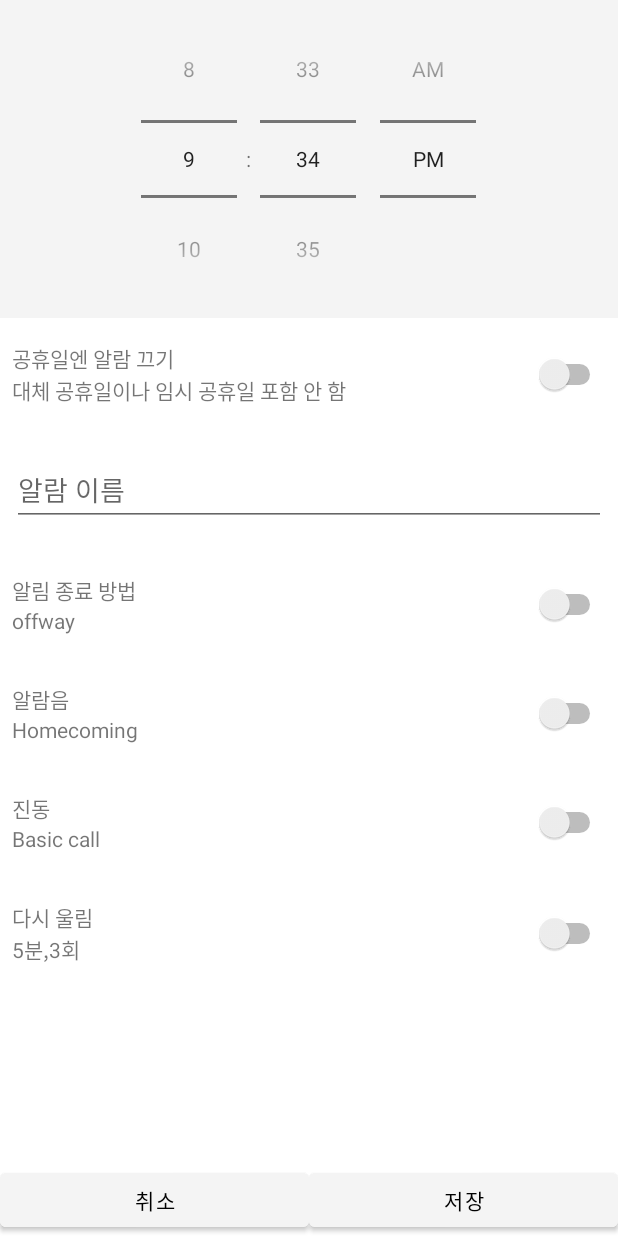
After one commit to Grusie/MiracleAlarm, an Android app: the CreateAlarmActivity screen opened directly, with no data from a screen before it, on a phone screen of 412 x 824 dp. The commit adds this screen. Run offline under Robolectric (Android 15) with nearby library versions, the phone set to English and light mode, and no system bars.

Commit message:
23.04.10
- 알람 생성 액티비티 구현
- 액티비티 간 데이터 전송 처리
- String값 임시 적용

```diff
--- a/app/src/main/AndroidManifest.xml
+++ b/app/src/main/AndroidManifest.xml
@@ -12,6 +12,9 @@
         android:theme="@style/Theme.MiracleAlarm"
         tools:targetApi="31">
         <activity
+            android:name=".CreateAlarmActivity"
+            android:exported="false" />
+        <activity
             android:name=".MainActivity"
             android:exported="true">
             <intent-filter>
--- a/app/src/main/java/com/example/miraclealarm/AlarmData.kt
+++ b/app/src/main/java/com/example/miraclealarm/AlarmData.kt
@@ -1,9 +1,56 @@
 package com.example.miraclealarm
+
+import android.os.Parcel
+import android.os.Parcelable
+
 
 data class AlarmData(
     val id : Int,
     var title : String?,
     var time : String,
     var date : String,
-    var flag : Boolean
-)
+    var flag : Boolean,
+    var sound : String,
+    var vibrate : String,
+    var off_way : String?,
+    var repeat : String?
+):Parcelable {
+    constructor(parcel: Parcel) : this(
+        parcel.readInt(),
+        parcel.readString(),
+        parcel.readString()?: "",
+        parcel.readString()?: "",
+        parcel.readByte() != 0.toByte(),
+        parcel.readString()?:"",
+        parcel.readString()?:"",
+        parcel.readString()?:"",
+        parcel.readString()?:""
+    ) {
+    }
+
+    override fun writeToParcel(parcel: Parcel, flags: Int) {
+        parcel.writeInt(id)
+        parcel.writeString(title)
+        parcel.writeString(time)
+        parcel.writeString(date)
+        parcel.writeByte(if (flag) 1 else 0)
+        parcel.writeString(sound)
+        parcel.writeString(vibrate)
+        parcel.writeString(off_way)
+        parcel.writeString(repeat)
+    }
+
+    override fun describeContents(): Int {
+        return 0
+    }
+
+    companion object CREATOR : Parcelable.Creator<AlarmData> {
+        override fun createFromParcel(parcel: Parcel): AlarmData {
+            return AlarmData(parcel)
+        }
+
+        override fun newArray(size: Int): Array<AlarmData?> {
+            return arrayOfNulls(size)
+        }
+    }
+}
--- /dev/null
+++ b/app/src/main/java/com/example/miraclealarm/Constant.kt
@@ -0,0 +1,7 @@
+package com.example.miraclealarm
+
+class Constant {
+    companion object {
+        val KEY_ALARM_DATA = "alarm_data_key"
+    }
+}
--- /dev/null
+++ b/app/src/main/java/com/example/miraclealarm/CreateAlarmActivity.kt
@@ -0,0 +1,38 @@
+package com.example.miraclealarm
+
+import android.content.Intent
+import androidx.appcompat.app.AppCompatActivity
+import android.os.Bundle
+import com.example.miraclealarm.databinding.ActivityCreateAlarmBinding
+
+class CreateAlarmActivity : AppCompatActivity() {
+    lateinit var binding: ActivityCreateAlarmBinding
+    override fun onCreate(savedInstanceState: Bundle?) {
+        super.onCreate(savedInstanceState)
+
+        binding = ActivityCreateAlarmBinding.inflate(layoutInflater)
+        setContentView(binding.root)
+
+        initUi()
+    }
+
+    private fun initUi() {
+        binding.apply {
+            btnSave.setOnClickListener {
+                val intent = Intent(this@CreateAlarmActivity, MainActivity::class.java).apply {
+                    val bundle = Bundle()
+                    bundle.putParcelable(
+                        Constant.KEY_ALARM_DATA,
+                        AlarmData(10, "asdgfghghjgj", "16:30", "23-04-11", true, "", "", null, null)
+                    )
+                    putExtra(Constant.KEY_ALARM_DATA, bundle)
+                }
+                setResult(RESULT_OK, intent)
+                finish()
+            }
+            btnCancel.setOnClickListener {
+                finish()
+            }
+        }
+    }
+}
--- a/app/src/main/java/com/example/miraclealarm/MainActivity.kt
+++ b/app/src/main/java/com/example/miraclealarm/MainActivity.kt
@@ -1,8 +1,12 @@
 package com.example.miraclealarm
 
+import android.content.Intent
 import androidx.appcompat.app.AppCompatActivity
 import android.os.Bundle
 import android.view.LayoutInflater
+import android.widget.Toast
+import androidx.activity.result.ActivityResult
+import androidx.activity.result.contract.ActivityResultContracts
 import androidx.recyclerview.widget.LinearLayoutManager
 import com.example.miraclealarm.databinding.ActivityMainBinding
 
@@ -12,16 +16,34 @@ class MainActivity : AppCompatActivity() {
     override fun onCreate(savedInstanceState: Bundle?) {
         super.onCreate(savedInstanceState)
         binding = ActivityMainBinding.inflate(layoutInflater)
+        initUi()
         setContentView(binding.root)
-        initUi()
     }
 
     private fun initUi() {
-        binding.apply{
+        binding.apply {
+            val intent = Intent(this@MainActivity, CreateAlarmActivity::class.java)
+            val createAlarmLauncher = registerForActivityResult(
+                ActivityResultContracts.StartActivityForResult()
+            ) { result: ActivityResult ->
+                if (result.resultCode == RESULT_OK) {
+                    val bundle = result.data?.extras?.getParcelable<Bundle>(Constant.KEY_ALARM_DATA)!!
+                    val addAlarm = bundle?.getParcelable<AlarmData>(Constant.KEY_ALARM_DATA)!!
+                    adapter.alarmList.add(addAlarm)
+                    adapter.notifyDataSetChanged()
+                }
+            }
+
             rvAlarmList.adapter = adapter
-            rvAlarmList.layoutManager = LinearLayoutManager(this@MainActivity, LinearLayoutManager.VERTICAL, false)
-            for(i in 0 until 10) {
-                adapter.alarmList.add(AlarmData(i, "asd", "16:30", "23-04-11", true))
+            rvAlarmList.layoutManager =
+                LinearLayoutManager(this@MainActivity, LinearLayoutManager.VERTICAL, false)
+            for (i in 0 until 10) {
+                adapter.alarmList.add(AlarmData(i, "asd", "16:30", "23-04-11", true, "","",null,null))
+            }
+
+            fbAlarmAdd.setOnClickListener {
+
+                createAlarmLauncher.launch(intent)
             }
         }
     }
--- /dev/null
+++ b/app/src/main/res/layout/activity_create_alarm.xml
@@ -0,0 +1,248 @@
+<?xml version="1.0" encoding="utf-8"?>
+<androidx.constraintlayout.widget.ConstraintLayout xmlns:android="http://schemas.android.com/apk/res/android"
+    xmlns:app="http://schemas.android.com/apk/res-auto"
+    xmlns:tools="http://schemas.android.com/tools"
+    android:layout_width="match_parent"
+    android:layout_height="match_parent"
+    tools:context=".CreateAlarmActivity">
+
+    <TimePicker
+        android:id="@+id/tp_alarm_time"
+        android:layout_width="match_parent"
+        android:layout_height="wrap_content"
+        android:background="@color/gray"
+        android:timePickerMode="spinner"
+        app:layout_constraintTop_toTopOf="parent" />
+
+    <androidx.core.widget.NestedScrollView
+        android:layout_width="match_parent"
+        android:layout_height="wrap_content"
+        app:layout_constraintTop_toBottomOf="@id/tp_alarm_time">
+
+        <androidx.constraintlayout.widget.ConstraintLayout
+            android:layout_width="match_parent"
+            android:layout_height="match_parent">
+
+            <ListView
+                android:id="@+id/lv_alarm_date"
+                android:layout_width="match_parent"
+                android:layout_height="wrap_content"
+                app:layout_constraintTop_toTopOf="parent" />
+
+            <androidx.constraintlayout.widget.ConstraintLayout
+                android:id="@+id/cl_holiday"
+                android:layout_width="match_parent"
+                android:layout_height="wrap_content"
+                android:paddingHorizontal="@dimen/padding_half"
+                android:paddingVertical="@dimen/padding_default"
+                app:layout_constraintTop_toBottomOf="@id/lv_alarm_date">
+
+                <TextView
+                    android:id="@+id/tv_holiday_title"
+                    android:layout_width="wrap_content"
+                    android:layout_height="wrap_content"
+                    android:text="@string/holiday_title"
+                    app:layout_constraintStart_toStartOf="parent"
+                    app:layout_constraintTop_toTopOf="parent" />
+
+                <TextView
+                    android:id="@+id/tv_holiday_sub"
+                    android:layout_width="wrap_content"
+                    android:layout_height="wrap_content"
+                    android:text="@string/holiday_sub"
+                    app:layout_constraintBottom_toBottomOf="parent"
+                    app:layout_constraintStart_toStartOf="parent"
+                    app:layout_constraintTop_toBottomOf="@id/tv_holiday_title" />
+
+                <Switch
+                    android:id="@+id/sw_holiday"
+                    android:layout_width="wrap_content"
+                    android:layout_height="wrap_content"
+                    app:layout_constraintBottom_toBottomOf="parent"
+                    app:layout_constraintEnd_toEndOf="parent"
+                    app:layout_constraintTop_toTopOf="parent" />
+
+            </androidx.constraintlayout.widget.ConstraintLayout>
+
+            <androidx.constraintlayout.widget.ConstraintLayout
+                android:id="@+id/cl_alarm_title"
+                android:layout_width="match_parent"
+                android:layout_height="wrap_content"
+                android:paddingHorizontal="@dimen/padding_half"
+                android:paddingVertical="@dimen/padding_default"
+                app:layout_constraintTop_toBottomOf="@id/cl_holiday">
+
+                <EditText
+                    android:id="@+id/et_alarm_title"
+                    android:layout_width="match_parent"
+                    android:layout_height="wrap_content"
+                    android:hint="@string/title_hint"
+                    app:layout_constraintBottom_toBottomOf="parent"
+                    app:layout_constraintTop_toTopOf="parent" />
+            </androidx.constraintlayout.widget.ConstraintLayout>
+
+            <androidx.constraintlayout.widget.ConstraintLayout
+                android:id="@+id/cl_alarm_offWay"
+                android:layout_width="match_parent"
+                android:layout_height="wrap_content"
+                android:paddingHorizontal="@dimen/padding_half"
+                android:paddingVertical="@dimen/padding_default"
+                app:layout_constraintTop_toBottomOf="@id/cl_alarm_title">
+
+                <TextView
+                    android:id="@+id/tv_offWay_title"
+                    android:layout_width="wrap_content"
+                    android:layout_height="wrap_content"
+                    android:text="@string/offWay_title"
+                    app:layout_constraintStart_toStartOf="parent"
+                    app:layout_constraintTop_toTopOf="parent" />
+
+                <TextView
+                    android:id="@+id/tv_offWay_sub"
+                    android:layout_width="wrap_content"
+                    android:layout_height="wrap_content"
+                    android:text="offway"
+                    app:layout_constraintBottom_toBottomOf="parent"
+                    app:layout_constraintStart_toStartOf="parent"
+                    app:layout_constraintTop_toBottomOf="@id/tv_offWay_title" />
+
+                <Switch
+                    android:id="@+id/sw_offWay"
+                    android:layout_width="wrap_content"
+                    android:layout_height="wrap_content"
+                    app:layout_constraintBottom_toBottomOf="parent"
+                    app:layout_constraintEnd_toEndOf="parent"
+                    app:layout_constraintTop_toTopOf="parent" />
+            </androidx.constraintlayout.widget.ConstraintLayout>
+
+            <androidx.constraintlayout.widget.ConstraintLayout
+                android:id="@+id/cl_alarm_sound"
+                android:layout_width="match_parent"
+                android:layout_height="wrap_content"
+                android:paddingHorizontal="@dimen/padding_half"
+                android:paddingVertical="@dimen/padding_default"
+                app:layout_constraintTop_toBottomOf="@id/cl_alarm_offWay">
+
+                <TextView
+                    android:id="@+id/tv_sound_title"
+                    android:layout_width="wrap_content"
+                    android:layout_height="wrap_content"
+                    android:text="@string/sound_title"
+                    app:layout_constraintStart_toStartOf="parent"
+                    app:layout_constraintTop_toTopOf="parent" />
+
+                <TextView
+                    android:id="@+id/tv_sound_sub"
+                    android:layout_width="wrap_content"
+                    android:layout_height="wrap_content"
+                    android:text="@string/sound_sub"
+                    app:layout_constraintBottom_toBottomOf="parent"
+                    app:layout_constraintStart_toStartOf="parent"
+                    app:layout_constraintTop_toBottomOf="@id/tv_sound_title" />
+
+                <Switch
+                    android:id="@+id/sw_sound"
+                    android:layout_width="wrap_content"
+                    android:layout_height="wrap_content"
+                    app:layout_constraintBottom_toBottomOf="parent"
+                    app:layout_constraintEnd_toEndOf="parent"
+                    app:layout_constraintTop_toTopOf="parent" />
+
+            </androidx.constraintlayout.widget.ConstraintLayout>
+
+            <androidx.constraintlayout.widget.ConstraintLayout
+                android:id="@+id/cl_alarm_vibe"
+                android:layout_width="match_parent"
+                android:layout_height="wrap_content"
+                android:paddingHorizontal="@dimen/padding_half"
+                android:paddingVertical="@dimen/padding_default"
+                app:layout_constraintTop_toBottomOf="@id/cl_alarm_sound">
+
+                <TextView
+                    android:id="@+id/tv_vibe_title"
+                    android:layout_width="wrap_content"
+                    android:layout_height="wrap_content"
+                    android:text="@string/vibe_title"
+                    app:layout_constraintStart_toStartOf="parent"
+                    app:layout_constraintTop_toTopOf="parent" />
+
+                <TextView
+                    android:id="@+id/tv_vibe_sub"
+                    android:layout_width="wrap_content"
+                    android:layout_height="wrap_content"
+                    android:text="@string/vibe_sub"
+                    app:layout_constraintBottom_toBottomOf="parent"
+                    app:layout_constraintStart_toStartOf="parent"
+                    app:layout_constraintTop_toBottomOf="@id/tv_vibe_title" />
+
+                <Switch
+                    android:id="@+id/sw_vibe"
+                    android:layout_width="wrap_content"
+                    android:layout_height="wrap_content"
+                    app:layout_constraintBottom_toBottomOf="parent"
+                    app:layout_constraintEnd_toEndOf="parent"
+                    app:layout_constraintTop_toTopOf="parent" />
+
+            </androidx.constraintlayout.widget.ConstraintLayout>
+
+            <androidx.constraintlayout.widget.ConstraintLayout
+                android:id="@+id/cl_alarm_repeat"
+                android:layout_width="match_parent"
+                android:layout_height="wrap_content"
+                android:paddingHorizontal="@dimen/padding_half"
+                android:paddingVertical="@dimen/padding_default"
+                app:layout_constraintTop_toBottomOf="@id/cl_alarm_vibe">
+
+                <TextView
+                    android:id="@+id/tv_repeat_title"
+                    android:layout_width="wrap_content"
+                    android:layout_height="wrap_content"
+                    android:text="@string/repeat_title"
+                    app:layout_constraintStart_toStartOf="parent"
+                    app:layout_constraintTop_toTopOf="parent" />
+
+                <TextView
+                    android:id="@+id/tv_repeat_sub"
+                    android:layout_width="wrap_content"
+                    android:layout_height="wrap_content"
+                    android:text="@string/repeat_sub"
+                    app:layout_constraintBottom_toBottomOf="parent"
+                    app:layout_constraintStart_toStartOf="parent"
+                    app:layout_constraintTop_toBottomOf="@id/tv_repeat_title" />
+
+                <Switch
+                    android:id="@+id/sw_repeat"
+                    android:layout_width="wrap_content"
+                    android:layout_height="wrap_content"
+                    app:layout_constraintBottom_toBottomOf="parent"
+                    app:layout_constraintEnd_toEndOf="parent"
+                    app:layout_constraintTop_toTopOf="parent" />
+            </androidx.constraintlayout.widget.ConstraintLayout>
+        </androidx.constraintlayout.widget.ConstraintLayout>
+    </androidx.core.widget.NestedScrollView>
+
+    <androidx.appcompat.widget.LinearLayoutCompat
+        android:layout_width="match_parent"
+        android:layout_height="wrap_content"
+        android:weightSum="2"
+        app:layout_constraintBottom_toBottomOf="parent">
+
+        <Button
+            android:id="@+id/btn_cancel"
+            android:layout_width="wrap_content"
+            android:layout_height="wrap_content"
+            android:layout_weight="1"
+            android:backgroundTint="@color/gray"
+            android:text="@string/string_cancel"
+            android:textColor="@color/black" />
+
+        <Button
+            android:id="@+id/btn_save"
+            android:layout_width="wrap_content"
+            android:layout_height="wrap_content"
+            android:layout_weight="1"
+            android:backgroundTint="@color/gray"
+            android:text="@string/string_save"
+            android:textColor="@color/black" />
+    </androidx.appcompat.widget.LinearLayoutCompat>
+</androidx.constraintlayout.widget.ConstraintLayout>
--- a/app/src/main/res/values/strings.xml
+++ b/app/src/main/res/values/strings.xml
@@ -1,3 +1,15 @@
 <resources>
     <string name="app_name">MiracleAlarm</string>
+    <string name="holiday_title">공휴일엔 알람 끄기</string>
+    <string name="holiday_sub">대체 공휴일이나 임시 공휴일 포함 안 함</string>
+    <string name="title_hint">알람 이름</string>
+    <string name="offWay_title">알림 종료 방법</string>
+    <string name="sound_title">알람음</string>
+    <string name="sound_sub">Homecoming</string>
+    <string name="vibe_title">진동</string>
+    <string name="vibe_sub">Basic call</string>
+    <string name="repeat_title">다시 울림</string>
+    <string name="repeat_sub">5분,3회</string>
+    <string name="string_save">저장</string>
+    <string name="string_cancel">취소</string>
 </resources>
```
